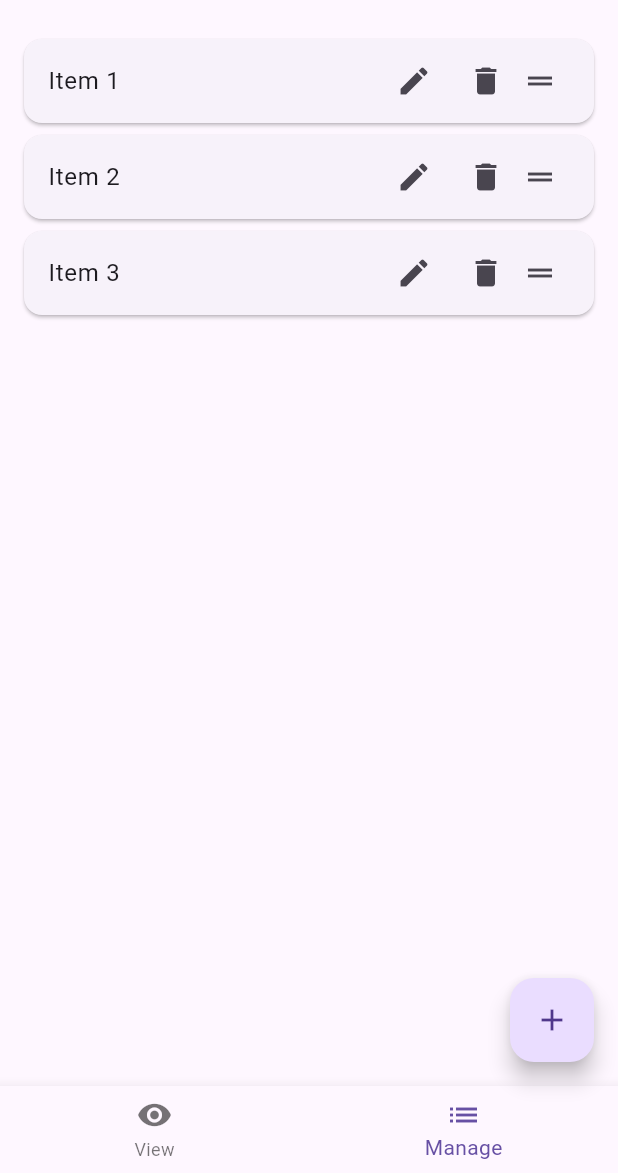
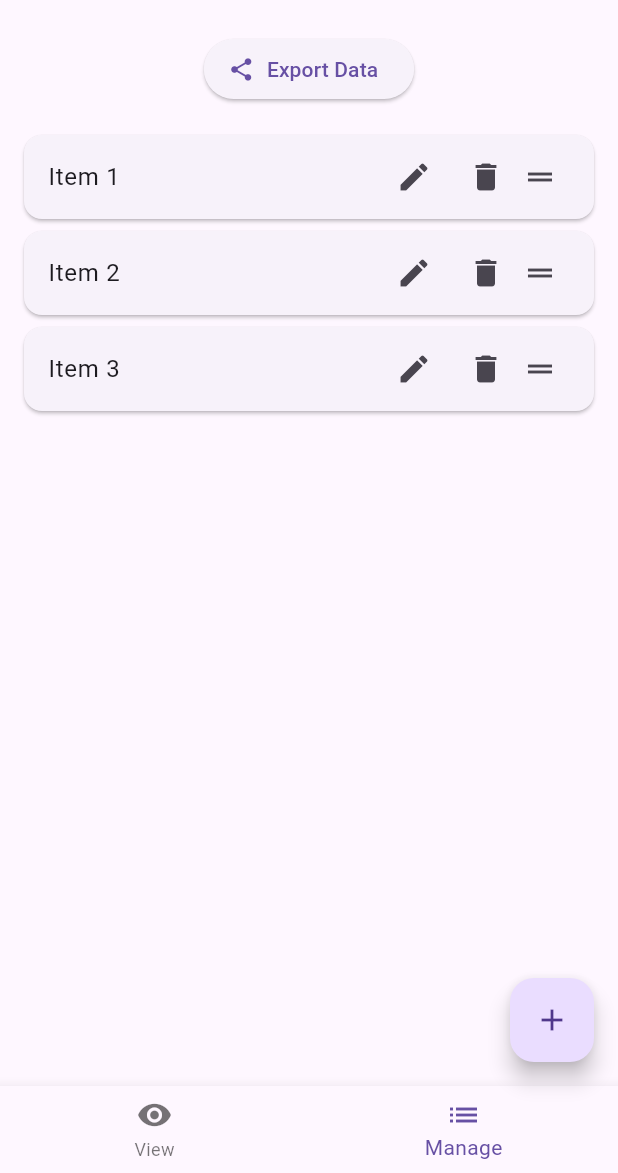
Before and after one commit to dillpret/cycle-list, a Flutter app: the screen it shows after launch, item 2 of the bottom bar chosen, on a phone screen of 412 x 824 dp, the part 63-1236 px from its top. Run offline on Flutter 3.47's test engine with Material 3 defaults, Android fonts, the light colour scheme and no system bars; our stand-ins replace share_plus, shared_preferences.

Commit message:
working export

```diff
--- a/cycle_list/lib/main.dart
+++ b/cycle_list/lib/main.dart
@@ -5,6 +5,7 @@ import 'package:flutter/foundation.dart'; // For kIsWeb
 import 'package:flutter/material.dart';
 import 'package:path_provider/path_provider.dart';
 import 'package:shared_preferences/shared_preferences.dart';
+import 'package:share_plus/share_plus.dart';
 
 /// A simple Note model with text and a timestamp.
 class Note {
@@ -131,6 +132,27 @@ class _MyHomePageState extends State<MyHomePage> {
       // On mobile/desktop, save to a local file.
       final file = await _getLocalFile();
       await file.writeAsString(data);
+    }
+  }
+
+  /// Exports and shares the LoopNotes data.
+Future<void> _exportData() async {
+  try {
+    // Convert items to a JSON string
+    Map<String, dynamic> data = {
+      "activeIndex": _activeIndex,
+      "items": _items.map((item) => item.toJson()).toList(),
+    };
+    String jsonData = jsonEncode(data);
+
+    // Share the JSON data
+    await Share.share(jsonData, subject: "Exported LoopNotes Data");
+
+  } catch (e) {
+    print("Error exporting data: $e");
+    ScaffoldMessenger.of(context).showSnackBar(
+      const SnackBar(content: Text("Failed to export data."))
+    );
   }
 }
 
@@ -460,7 +482,20 @@ class _MyHomePageState extends State<MyHomePage> {
 
   /// Builds the Manage mode screen with a reorderable list.
   Widget _buildManageScreen() {
-  return _items.isEmpty
+  return Column(
+    children: [
+      // Export button
+      Padding(
+        padding: const EdgeInsets.all(8.0),
+        child: ElevatedButton.icon(
+          onPressed: _exportData,
+          icon: const Icon(Icons.share),
+          label: const Text("Export Data"),
+        ),
+      ),
+      // Manage List View
+      Expanded(
+        child: _items.isEmpty
             ? const Center(child: Text("No items. Add some using the button below."))
             : ReorderableListView(
                 onReorder: (oldIndex, newIndex) {
@@ -469,8 +504,8 @@ class _MyHomePageState extends State<MyHomePage> {
                 padding: const EdgeInsets.symmetric(vertical: 8),
                 children: [
                   for (int index = 0; index < _items.length; index++)
-              Card(  // Wrap each ListTile in a Card for better UI and reordering
-                key: ValueKey(_items[index].id),  // Ensures unique identification
+                    Card(
+                      key: ValueKey(_items[index].id),
                       margin: const EdgeInsets.symmetric(horizontal: 16, vertical: 4),
                       child: ListTile(
                         title: Text(_items[index].title),
@@ -485,9 +520,12 @@ class _MyHomePageState extends State<MyHomePage> {
                               icon: const Icon(Icons.delete),
                               onPressed: () => _removeItem(index),
                             ),
-                      const Icon(Icons.drag_handle), // Visual cue for dragging
+                            const Icon(Icons.drag_handle),
                           ],
                         ),
+                      ),
+                    ),
+                ],
               ),
       ),
     ],
--- a/cycle_list/pubspec.yaml
+++ b/cycle_list/pubspec.yaml
@@ -37,6 +37,8 @@ dependencies:
   path_provider: ^2.0.14
   shared_preferences: ^2.0.15
   flutter_launcher_icons: ^0.14.3
+  share_plus: ^10.1.4
+  file_picker: ^8.3.3
 
 dev_dependencies:
   flutter_test:
```
Also changed, not shown: cycle_list/pubspec.lock. Lines whose indentation alone changed are shown as unchanged.
